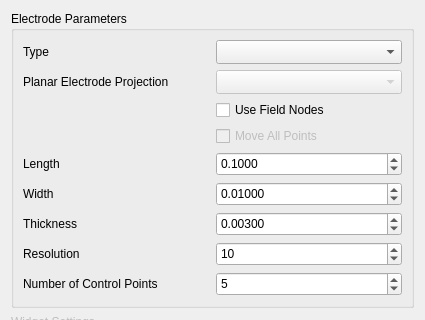
Qt form src/Interface/Modules/Fields/GenerateElectrodeFromPoints.ui (SCIInstitute/SCIRun) before a commit; both pictures show x 0 to 425 and y 0 to 320 of the 425 by 570 pixel window.
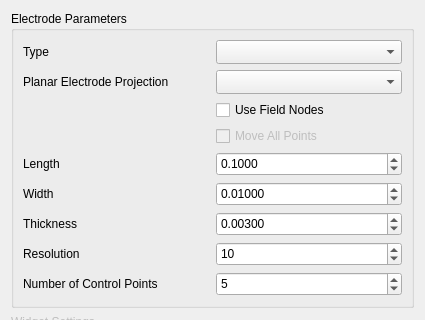
The same form after that commit.

Commit message: struggling with the gui logic to conditionally enable some inputs

```diff
--- a/src/Interface/Modules/Fields/GenerateElectrodeFromPoints.ui
+++ b/src/Interface/Modules/Fields/GenerateElectrodeFromPoints.ui
@@ -222,7 +222,7 @@
       <item row="1" column="1">
        <widget class="QComboBox" name="ProjectionComboBox_">
         <property name="enabled">
-         <bool>false</bool>
+         <bool>true</bool>
         </property>
         <property name="minimumSize">
          <size>
@@ -385,7 +385,7 @@
     </widget>
    </item>
    <item>
-    <widget class="QGroupBox" name="groupBox">
+    <widget class="QGroupBox" name="groupBox_1">
      <property name="enabled">
       <bool>false</bool>
      </property>
```
The commit also changes 1 other file.
